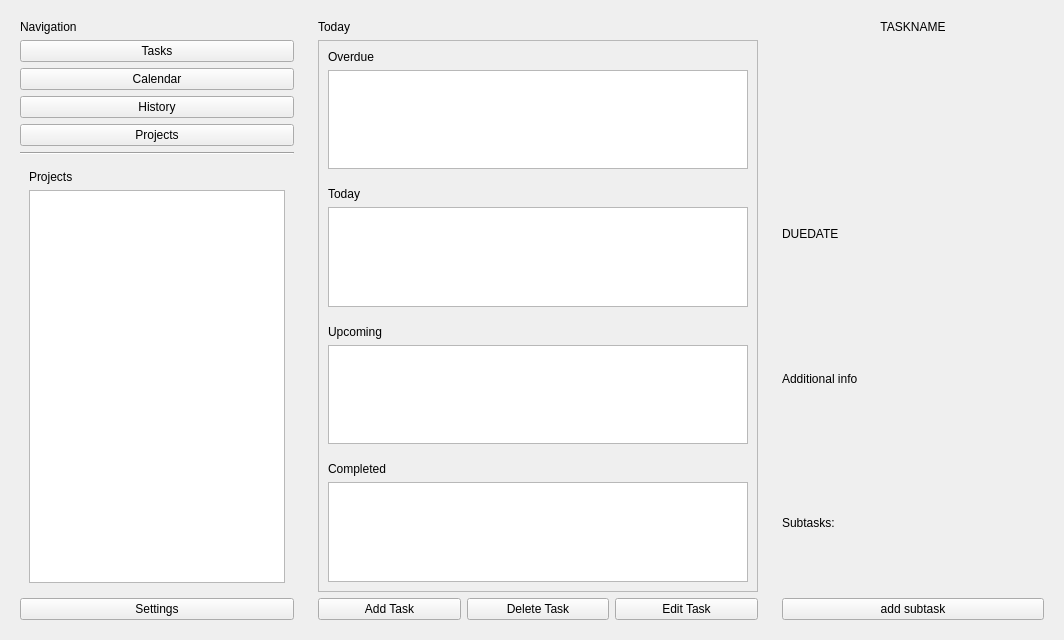
The window that src/mainwindow.ui (fefumo/todoapp) describes before a commit, drawn with Qt 5.
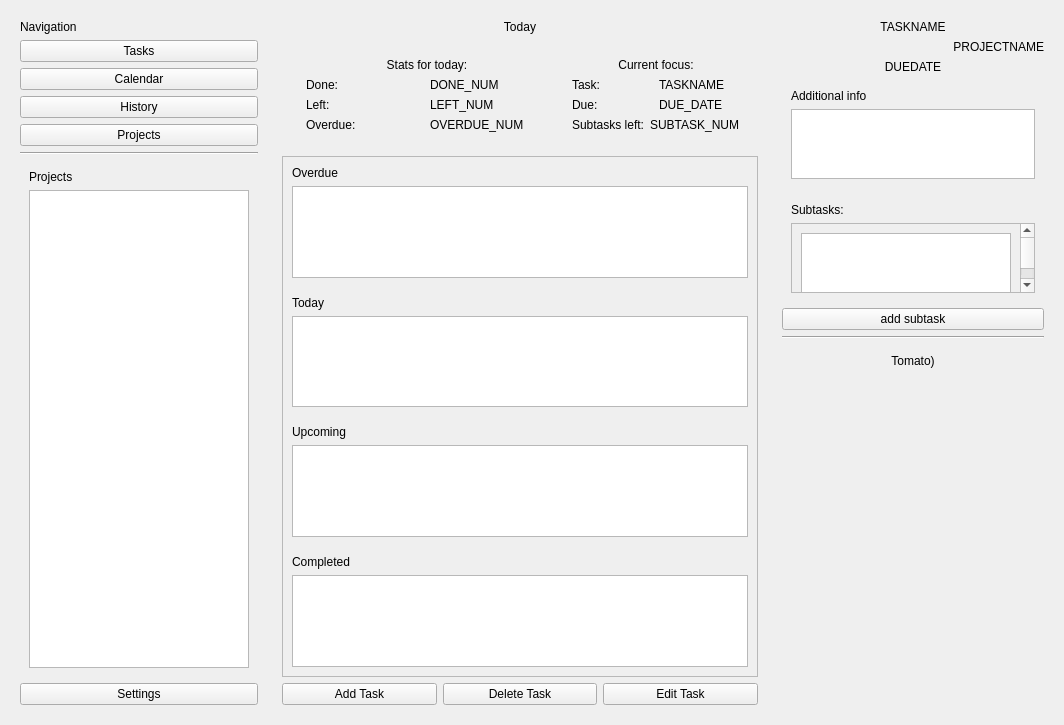
The same window after the commit. Custom widgets are drawn as their Qt base class.

Commit message: :construction: add draft progress bar and more detailes to the right panel

```diff
--- a/src/mainwindow.ui
+++ b/src/mainwindow.ui
@@ -113,6 +113,170 @@
          <property name="text">
           <string>Today</string>
          </property>
+         <property name="alignment">
+          <set>Qt::AlignmentFlag::AlignCenter</set>
+         </property>
+        </widget>
+       </item>
+       <item>
+        <widget class="QWidget" name="statusArea" native="true">
+         <property name="minimumSize">
+          <size>
+           <width>0</width>
+           <height>0</height>
+          </size>
+         </property>
+         <layout class="QHBoxLayout" name="horizontalLayout">
+          <item>
+           <widget class="CPBar" name="progressBar" native="true"/>
+          </item>
+          <item>
+           <widget class="QWidget" name="overallInfo" native="true">
+            <property name="minimumSize">
+             <size>
+              <width>260</width>
+              <height>0</height>
+             </size>
+            </property>
+            <layout class="QVBoxLayout" name="verticalLayout_2">
+             <item>
+              <widget class="QLabel" name="statsForTodayTitle">
+               <property name="text">
+                <string>Stats for today:</string>
+               </property>
+               <property name="alignment">
+                <set>Qt::AlignmentFlag::AlignCenter</set>
+               </property>
+              </widget>
+             </item>
+             <item>
+              <layout class="QHBoxLayout" name="doneHorLayout">
+               <item>
+                <widget class="QLabel" name="doneTitle">
+                 <property name="text">
+                  <string>Done:</string>
+                 </property>
+                </widget>
+               </item>
+               <item>
+                <widget class="QLabel" name="doneNum">
+                 <property name="text">
+                  <string>DONE_NUM</string>
+                 </property>
+                </widget>
+               </item>
+              </layout>
+             </item>
+             <item>
+              <layout class="QHBoxLayout" name="leftHorLayout">
+               <item>
+                <widget class="QLabel" name="leftTitle">
+                 <property name="text">
+                  <string>Left:</string>
+                 </property>
+                </widget>
+               </item>
+               <item>
+                <widget class="QLabel" name="leftNum">
+                 <property name="text">
+                  <string>LEFT_NUM</string>
+                 </property>
+                </widget>
+               </item>
+              </layout>
+             </item>
+             <item>
+              <layout class="QHBoxLayout" name="overdueHorLayout">
+               <item>
+                <widget class="QLabel" name="overdueTitle_2">
+                 <property name="text">
+                  <string>Overdue:</string>
+                 </property>
+                </widget>
+               </item>
+               <item>
+                <widget class="QLabel" name="overdueNum">
+                 <property name="text">
+                  <string>OVERDUE_NUM</string>
+                 </property>
+                </widget>
+               </item>
+              </layout>
+             </item>
+            </layout>
+           </widget>
+          </item>
+          <item>
+           <widget class="QWidget" name="focusInfo" native="true">
+            <layout class="QVBoxLayout" name="verticalLayout">
+             <item>
+              <widget class="QLabel" name="curFocusTitle">
+               <property name="text">
+                <string>Current focus:</string>
+               </property>
+               <property name="alignment">
+                <set>Qt::AlignmentFlag::AlignCenter</set>
+               </property>
+              </widget>
+             </item>
+             <item>
+              <layout class="QHBoxLayout" name="curTaskLayout">
+               <item>
+                <widget class="QLabel" name="curTaskTitle">
+                 <property name="text">
+                  <string>Task:</string>
+                 </property>
+                </widget>
+               </item>
+               <item>
+                <widget class="QLabel" name="curTaskName">
+                 <property name="text">
+                  <string>TASKNAME</string>
+                 </property>
+                </widget>
+               </item>
+              </layout>
+             </item>
+             <item>
+              <layout class="QHBoxLayout" name="curDueTaskLayout">
+               <item>
+                <widget class="QLabel" name="dueTitle">
+                 <property name="text">
+                  <string>Due:</string>
+                 </property>
+                </widget>
+               </item>
+               <item>
+                <widget class="QLabel" name="curDueDate">
+                 <property name="text">
+                  <string>DUE_DATE</string>
+                 </property>
+                </widget>
+               </item>
+              </layout>
+             </item>
+             <item>
+              <layout class="QHBoxLayout" name="curSubtasksLayout">
+               <item>
+                <widget class="QLabel" name="curSubtasksLeftTitle">
+                 <property name="text">
+                  <string>Subtasks left:</string>
+                 </property>
+                </widget>
+               </item>
+               <item>
+                <widget class="QLabel" name="curSubtaskNum">
+                 <property name="text">
+                  <string>SUBTASK_NUM</string>
+                 </property>
+                </widget>
+               </item>
+              </layout>
+             </item>
+            </layout>
+           </widget>
+          </item>
+         </layout>
         </widget>
        </item>
        <item>
@@ -125,8 +289,8 @@
            <rect>
             <x>0</x>
             <y>0</y>
-            <width>442</width>
-            <height>546</height>
+            <width>470</width>
+            <height>464</height>
            </rect>
           </property>
           <layout class="QVBoxLayout" name="scrollAreaLayout">
@@ -272,25 +436,75 @@
         </property>
        </widget>
       </item>
+      <item>
+       <widget class="QLabel" name="projectNameTitle">
+        <property name="text">
+         <string>PROJECTNAME</string>
+        </property>
+        <property name="alignment">
+         <set>Qt::AlignmentFlag::AlignBottom|Qt::AlignmentFlag::AlignRight|Qt::AlignmentFlag::AlignTrailing</set>
+        </property>
+       </widget>
+      </item>
       <item>
        <widget class="QLabel" name="dueDate">
         <property name="text">
          <string>DUEDATE</string>
         </property>
+        <property name="alignment">
+         <set>Qt::AlignmentFlag::AlignCenter</set>
+        </property>
        </widget>
       </item>
       <item>
-       <widget class="QLabel" name="additionalInfoTitle">
-        <property name="text">
-         <string>Additional info</string>
-        </property>
+       <widget class="QWidget" name="additionalInfoArea" native="true">
+        <layout class="QVBoxLayout" name="verticalLayout_4">
+         <item>
+          <widget class="QLabel" name="additionalInfoTitle">
+           <property name="text">
+            <string>Additional info</string>
+           </property>
+          </widget>
+         </item>
+         <item>
+          <widget class="QTextEdit" name="additionalInfoTextEdit"/>
+         </item>
+        </layout>
        </widget>
       </item>
       <item>
-       <widget class="QLabel" name="subtasksTitle">
-        <property name="text">
-         <string>Subtasks:</string>
-        </property>
+       <widget class="QWidget" name="subtasksArea" native="true">
+        <layout class="QVBoxLayout" name="verticalLayout_3">
+         <item>
+          <widget class="QLabel" name="subtasksTitle">
+           <property name="text">
+            <string>Subtasks:</string>
+           </property>
+          </widget>
+         </item>
+         <item>
+          <widget class="QScrollArea" name="scrollArea">
+           <property name="widgetResizable">
+            <bool>true</bool>
+           </property>
+           <widget class="QWidget" name="scrollAreaWidgetContents">
+            <property name="geometry">
+             <rect>
+              <x>0</x>
+              <y>0</y>
+              <width>228</width>
+              <height>88</height>
+             </rect>
+            </property>
+            <layout class="QVBoxLayout" name="verticalLayout_6">
+             <item>
+              <widget class="QTableWidget" name="tableWidget"/>
+             </item>
+            </layout>
+           </widget>
+          </widget>
+         </item>
+        </layout>
        </widget>
       </item>
       <item>
@@ -300,11 +514,48 @@
         </property>
        </widget>
       </item>
+      <item>
+       <widget class="Line" name="line_2">
+        <property name="orientation">
+         <enum>Qt::Orientation::Horizontal</enum>
+        </property>
+       </widget>
+      </item>
+      <item>
+       <widget class="QWidget" name="pomodoroTimerArea" native="true">
+        <property name="minimumSize">
+         <size>
+          <width>0</width>
+          <height>360</height>
+         </size>
+        </property>
+        <layout class="QVBoxLayout" name="verticalLayout_7">
+         <item>
+          <widget class="QLabel" name="Timer">
+           <property name="text">
+            <string>Tomato)</string>
+           </property>
+           <property name="alignment">
+            <set>Qt::AlignmentFlag::AlignHCenter|Qt::AlignmentFlag::AlignTop</set>
+           </property>
+          </widget>
+         </item>
+        </layout>
+       </widget>
+      </item>
      </layout>
     </widget>
    </item>
   </layout>
  </widget>
+ <customwidgets>
+  <customwidget>
+   <class>CPBar</class>
+   <extends>QWidget</extends>
+   <header>cpbar.h</header>
+   <container>1</container>
+  </customwidget>
+ </customwidgets>
  <resources/>
  <connections/>
 </ui>
```
Left out of the diff: 2 changed lines with no effect on the pictures. The commit also changes 3 other files.
